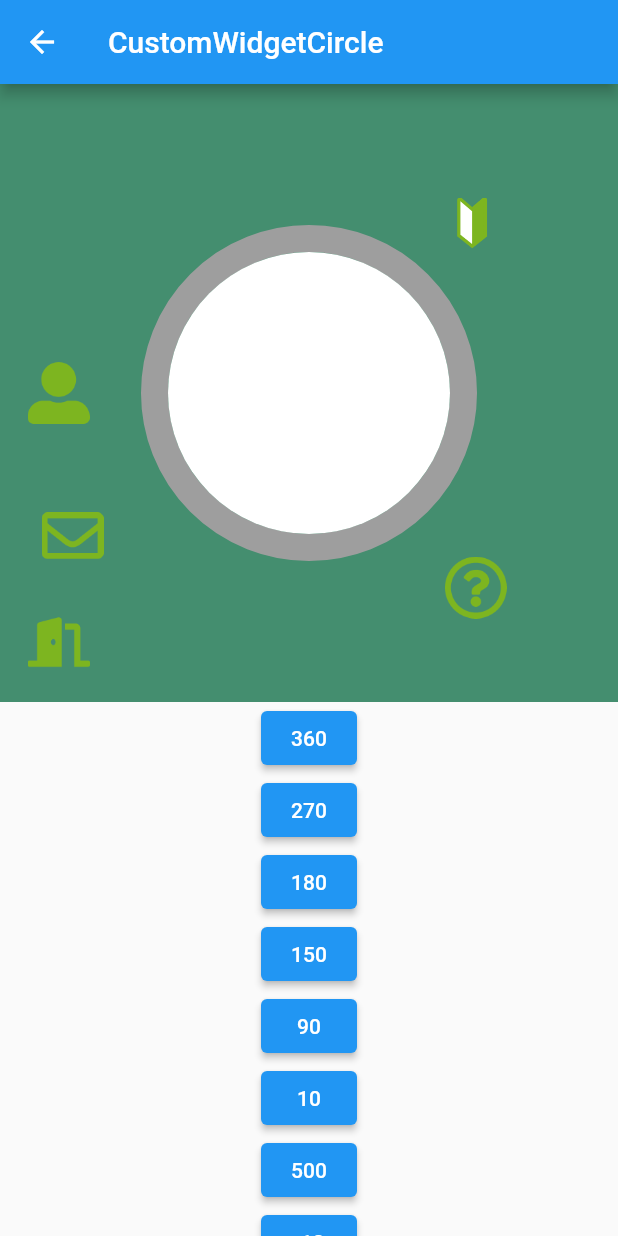
After one commit to zishabei/flutter_repository, a Flutter app: the screen it shows after launch, after a tap on "自定义分段⭕️视图", on a phone screen of 412 x 824 dp. The commit adds this screen. Run offline on Flutter 3.47's test engine with Material 2 defaults, Android fonts, the phone set to English and light mode, and no system bars; our stand-ins replace audioplayers, camera, fl_chart, flutter_hooks, flutter_riverpod, flutter_svg and 4 more; missing offline and left inert: wechat_assets_picker; generated files the repository leaves out were written again; project files that could hold a hidden picture were left out.

Commit message:
分段progress

```diff
--- a/lib/main.dart
+++ b/lib/main.dart
@@ -18,6 +18,7 @@ import 'package:flutter_project/widget/test_parameter.dart';
 import 'package:flutter_project/widget/widget/bottom_navigation.dart';
 import 'package:flutter_project/widget/widget/custom_widget.dart';
 import 'package:flutter_project/widget/widget/custom_widget_circle.dart';
+import 'package:flutter_project/widget/widget/custom_widget_circle_three.dart';
 import 'package:flutter_project/widget/widget/custom_widget_circle_two.dart';
 import 'package:flutter_project/widget/widget/inherited_widget_test.dart';
 import 'package:flutter_project/widget/widget/layout_test.dart';
@@ -158,6 +159,11 @@ class _MyHomePageState extends State<MyHomePage> {
                     child: buttonText("自定义半圆⭕️视图")),
                 ElevatedButton(
                     onPressed: () async {
+                      Navigator.of(context).push(CustomWidgetCircleThree.route);
+                    },
+                    child: buttonText("自定义分段⭕️视图")),
+                ElevatedButton(
+                    onPressed: () async {
                       Navigator.of(context).push(BaseAnimationStudy.route);
                     },
                     child: buttonText("基础动画")),
--- /dev/null
+++ b/lib/widget/widget/custom/circle_view_three.dart
@@ -0,0 +1,86 @@
+import 'package:flutter/material.dart';
+import 'dart:math' as math;
+
+//https://bartvwezel.nl/flutter/drawing-and-rotating-arcs-in-flutter/
+class CircleViewThree extends StatelessWidget {
+  const CircleViewThree({Key? key, required this.progress, required this.size})
+      : super(key: key);
+  final double progress;
+  final Size size;
+
+  @override
+  Widget build(BuildContext context) {
+    return TweenAnimationBuilder<double>(
+        key: UniqueKey(),
+        tween: Tween<double>(begin: 0, end: progress),
+        duration: const Duration(seconds: 1),
+        curve: Curves.easeInOutCubic,
+        builder: (context, anim, child) {
+          return CustomPaint(
+            size: size,
+            painter: ArcPainter(radius: size.width, progress: anim),
+          );
+        });
+  }
+}
+
+const double _progressStrokeWidth = 18;
+const double _baseStrokeWidth = 18;
+
+Paint _createPaintForColor(Color color, double strokeWidth) {
+  return Paint()
+    ..color = color
+    ..style = PaintingStyle.stroke
+    ..strokeWidth = strokeWidth;
+}
+
+class ArcPainter extends CustomPainter {
+  final double radius;
+  final double progress;
+
+  final Paint red = _createPaintForColor(Colors.red, _progressStrokeWidth);
+  final Paint blue = _createPaintForColor(Colors.blue, _progressStrokeWidth);
+  final Paint green = _createPaintForColor(Colors.green, _progressStrokeWidth);
+  final Paint amber = _createPaintForColor(Colors.amber, _progressStrokeWidth);
+  final Paint pink = _createPaintForColor(Colors.pink, _progressStrokeWidth);
+  final Paint basePaint = _createPaintForColor(Colors.grey, _baseStrokeWidth);
+
+  ArcPainter({required this.radius, required this.progress});
+
+  @override
+  void paint(Canvas canvas, Size size) {
+    Rect rect = Rect.fromCircle(
+        center: Offset(size.width / 2, size.height / 2), radius: radius);
+    canvas.drawArc(rect, -math.pi / 2, 2 * math.pi, false, basePaint);
+    if (progress >= 0) {
+      canvas.drawArc(
+          rect, -math.pi / 2, sweepAngle() * (progress / 72), false, blue);
+    }
+    if (progress >= 72) {
+      canvas.drawArc(rect, -math.pi / 2 + 2 / 5 * math.pi,
+          sweepAngle() * ((progress - 72) / 72), false, red);
+    }
+    if (progress >= 144) {
+      canvas.drawArc(rect, -math.pi / 2 + 4 / 5 * math.pi,
+          sweepAngle() * ((progress - 144) / 72), false, green);
+    }
+    if (progress >= 216) {
+      canvas.drawArc(rect, -math.pi / 2 + 6 / 5 * math.pi,
+          sweepAngle() * ((progress - 216) / 72), false, amber);
+    }
+    if (progress >= 288) {
+      canvas.drawArc(rect, -math.pi / 2 + 8 / 5 * math.pi,
+          sweepAngle() * ((progress - 288) / 72), false, pink);
+    }
+    final strokeWidth = math.max(_baseStrokeWidth, _progressStrokeWidth) / 2;
+    final center = Offset(size.width / 2, size.height / 2);
+    final Paint backgroundCirclePaint = Paint()..color = Colors.white;
+    canvas.drawCircle(
+        center, size.width / 2 - strokeWidth, backgroundCirclePaint);
+  }
+
+  @override
+  bool shouldRepaint(CustomPainter oldDelegate) => true;
+
+  double sweepAngle() => 2 / 5 * math.pi;
+}
--- /dev/null
+++ b/lib/widget/widget/custom_widget_circle_three.dart
@@ -0,0 +1,128 @@
+import 'dart:math';
+
+import 'package:flutter/material.dart';
+import 'package:flutter_project/gen/assets/assets.gen.dart';
+import 'package:hooks_riverpod/hooks_riverpod.dart';
+
+import 'custom/circle_progress.dart';
+import 'custom/circle_view_three.dart';
+
+class CustomWidgetCircleThree extends ConsumerStatefulWidget {
+  const CustomWidgetCircleThree({Key? key}) : super(key: key);
+
+  static Route get route {
+    return MaterialPageRoute(builder: (_) {
+      return const CustomWidgetCircleThree();
+    });
+  }
+
+  @override
+  ConsumerState<CustomWidgetCircleThree> createState() =>
+      _CustomWidgetCircleState();
+}
+
+class _CustomWidgetCircleState extends ConsumerState<CustomWidgetCircleThree> {
+  final progressProvider = StateProvider<double>((ref) => 0);
+
+  @override
+  Widget build(BuildContext context) {
+    final screenWidth = MediaQuery.of(context).size.width;
+    return Scaffold(
+        appBar: AppBar(
+          title: const Text("CustomWidgetCircle"),
+        ),
+        body: Center(
+          child: SingleChildScrollView(
+            child: Column(
+              children: [
+                Container(
+                  color: const Color(0xFF448E6F),
+                  width: screenWidth,
+                  height: screenWidth,
+                  child: Stack(
+                    children: [
+                      Center(
+                        child: FractionallySizedBox(
+                          widthFactor: 0.5,
+                          heightFactor: 0.5,
+                          child: CircleViewThree(
+                            progress: ref.watch(progressProvider),
+                            size: Size(screenWidth / 4, screenWidth / 4),
+                          ),
+                        ),
+                      ),
+                      Align(
+                        alignment: Alignment(-0.9, 0),
+                        child:
+                            Assets.menuAccount.image(width: screenWidth / 10),
+                      ),
+                      Align(
+                        alignment: Alignment(-0.85, 0.5),
+                        child:
+                            Assets.menuContact.image(width: screenWidth / 10),
+                      ),
+                      Align(
+                        alignment: Alignment(-0.9, 0.9),
+                        child: Assets.menuDeleteAccount
+                            .image(width: screenWidth / 10),
+                      ),
+                      Align(
+                        alignment: Alignment(0.6, 0.7),
+                        child: Assets.menuFaq.image(width: screenWidth / 10),
+                      ),
+                      Align(
+                        alignment: Alignment(0.6, -0.6),
+                        child: Assets.menuHowTo.image(width: screenWidth / 10),
+                      ),
+                    ],
+                  ),
+                ),
+                ElevatedButton(
+                    onPressed: () async {
+                      ref.read(progressProvider.notifier).state = 360;
+                    },
+                    child: const Text("360")),
+                ElevatedButton(
+                    onPressed: () async {
+                      ref.read(progressProvider.notifier).state = 270;
+                    },
+                    child: const Text("270")),
+                ElevatedButton(
+                    onPressed: () async {
+                      ref.read(progressProvider.notifier).state = 180;
+                    },
+                    child: const Text("180")),
+                ElevatedButton(
+                    onPressed: () async {
+                      ref.read(progressProvider.notifier).state = 150;
+                    },
+                    child: const Text("150")),
+                ElevatedButton(
+                    onPressed: () async {
+                      ref.read(progressProvider.notifier).state = 90;
+                    },
+                    child: const Text("90")),
+                ElevatedButton(
+                    onPressed: () async {
+                      ref.read(progressProvider.notifier).state = 10;
+                    },
+                    child: const Text("10")),
+                ElevatedButton(
+                    onPressed: () async {
+                      ref.read(progressProvider.notifier).state = 500;
+                    },
+                    child: const Text("500")),
+                ElevatedButton(
+                    onPressed: () async {
+                      ref.read(progressProvider.notifier).state = -10;
+                    },
+                    child: const Text("-10")),
+                const SizedBox(
+                  height: 40,
+                ),
+              ],
+            ),
+          ),
+        ));
+  }
+}
```
Also changed, not shown: 1 other file.
